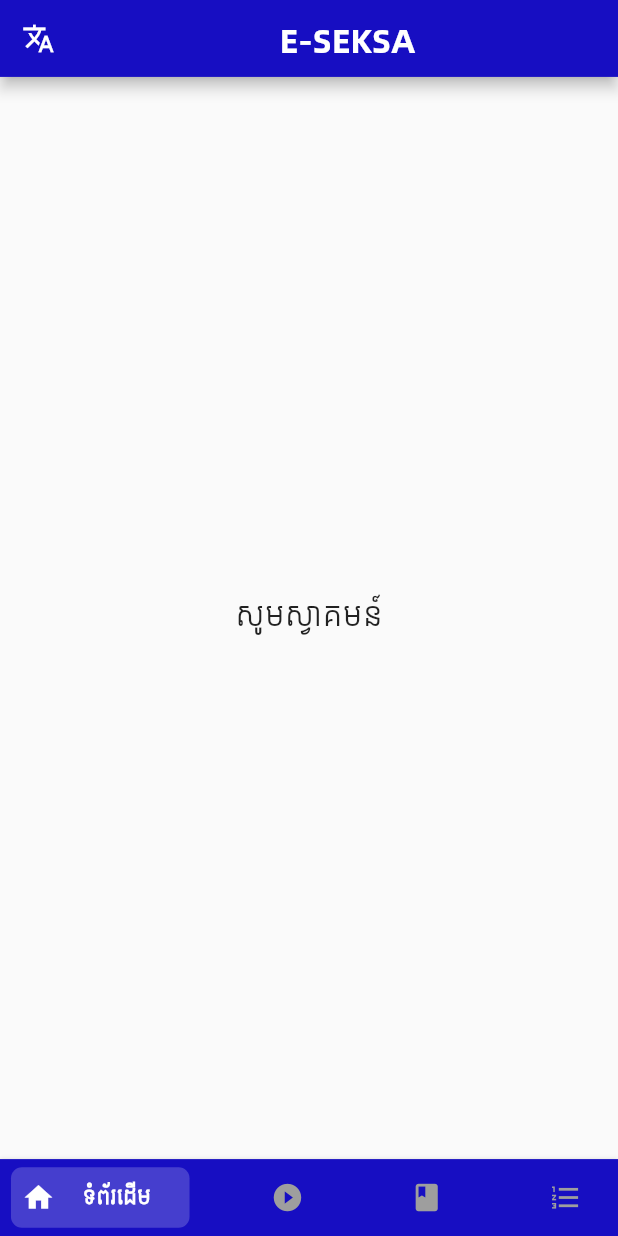
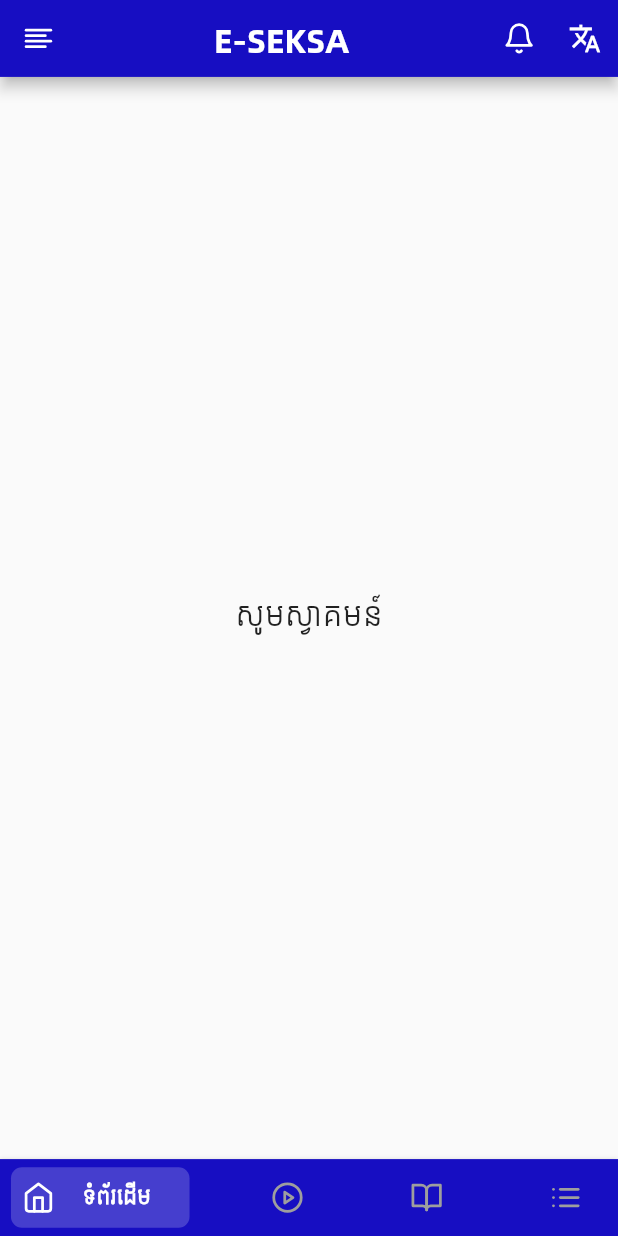
Before and after one commit to SOMONSOUM/ESEKSA, a Flutter app: the screen it shows after launch, on a phone screen of 412 x 824 dp. Run offline on Flutter 3.47's test engine with Material 2 defaults, Android fonts, the phone set to English and light mode, and no system bars; drawn by our look-alikes of bottom_navy_bar; our stand-ins replace flutter_icons, responsive_framework; project files that could hold a hidden picture were left out.

Commit message:
modified:   lib/App.dart 	modified:   pubspec.lock 	modified:   pubspec.yaml

```diff
--- a/lib/App.dart
+++ b/lib/App.dart
@@ -1,4 +1,5 @@
 import 'package:flutter/material.dart';
+import 'package:flutter_icons/flutter_icons.dart';
 import 'package:bottom_navy_bar/bottom_navy_bar.dart';
 
 class App extends StatefulWidget {
@@ -15,7 +16,7 @@ class _AppState extends State<App> {
         leading: Builder(
           builder: (BuildContext context) {
             return IconButton(
-              icon: const Icon(Icons.translate),
+              icon: const Icon(Feather.align_left),
               onPressed: () {
                 Scaffold.of(context).openDrawer();
               },
@@ -32,6 +33,16 @@ class _AppState extends State<App> {
                 fontWeight: FontWeight.w700),
           ),
         ),
+        actions: [
+          IconButton(
+            icon: Icon(Feather.bell),
+            onPressed: () => {},
+          ),
+          IconButton(
+            icon: Icon(Icons.translate),
+            onPressed: () => {},
+          ),
+        ],
       ),
       body: Center(
         child: Text(
@@ -42,6 +53,28 @@ class _AppState extends State<App> {
       drawer: Drawer(
         child: ListView(
           padding: EdgeInsets.zero,
+          children: [
+            DrawerHeader(
+              child: Text('សូមស្វាគមន៍'),
+              decoration: BoxDecoration(
+                color: Color(0xFF170ec2),
+              ),
+            ),
+            ListTile(
+              leading: Icon(Feather.home),
+              title: Text('ទំព័រដើម'),
+              onTap: () {
+                // TODO: implement
+              },
+            ),
+            ListTile(
+              leading: Icon(Feather.info),
+              title: Text('អំពីយើង'),
+              onTap: () {
+                // TODO: implement
+              },
+            ),
+          ],
         ),
       ),
       bottomNavigationBar: BottomNavyBar(
@@ -55,7 +88,7 @@ class _AppState extends State<App> {
         }),
         items: [
           BottomNavyBarItem(
-            icon: Icon(Icons.home),
+            icon: Icon(Feather.home),
             title: Text(
               'ទំព័រដើម',
               style: TextStyle(fontFamily: 'Kantumruy'),
@@ -65,7 +98,7 @@ class _AppState extends State<App> {
             textAlign: TextAlign.center,
           ),
           BottomNavyBarItem(
-            icon: Icon(Icons.play_circle_filled),
+            icon: Icon(Feather.play_circle),
             title: Text(
               'វីដេអូ',
               style: TextStyle(fontFamily: 'Kantumruy'),
@@ -75,7 +108,7 @@ class _AppState extends State<App> {
             textAlign: TextAlign.center,
           ),
           BottomNavyBarItem(
-            icon: Icon(Icons.book),
+            icon: Icon(Feather.book_open),
             title: Text(
               'សៀវភៅ',
               style: TextStyle(fontFamily: 'Kantumruy'),
@@ -85,7 +118,7 @@ class _AppState extends State<App> {
             textAlign: TextAlign.center,
           ),
           BottomNavyBarItem(
-            icon: Icon(Icons.format_list_numbered),
+            icon: Icon(Feather.list),
             title: Text(
               'តេស្ត',
               style: TextStyle(fontFamily: 'Kantumruy'),
```
Also changed, not shown: pubspec.yaml (+1 -38 lines), pubspec.lock.
